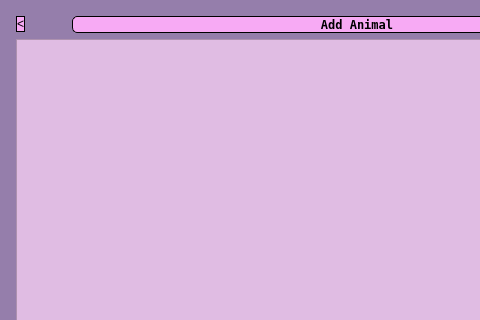
Before: the Qt Designer form app/mainwindow.ui in FarhoudFlair/Animal-Adoption-Center, drawn with Qt 5; both pictures show x 0 to 480 and y 0 to 320 of the 658 by 483 pixel window.
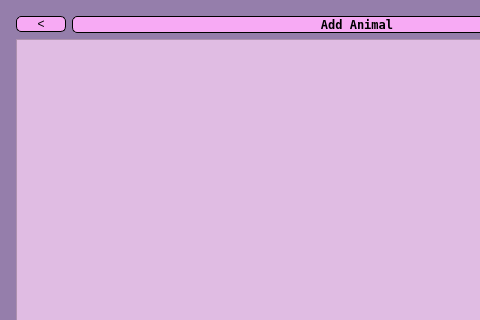
After: the same form once the commit is applied. The open tabs and pages were chosen to show the change.

Commit message: fixed back button, added macbar script

The edit to the form file:
```diff
--- a/app/mainwindow.ui
+++ b/app/mainwindow.ui
@@ -287,6 +287,12 @@
              <layout class="QHBoxLayout" name="horizontalLayout_8">
               <item alignment="Qt::AlignLeft">
                <widget class="QPushButton" name="animalBackButton">
+                <property name="minimumSize">
+                 <size>
+                  <width>50</width>
+                  <height>0</height>
+                 </size>
+                </property>
                 <property name="maximumSize">
                  <size>
                   <width>50</width>
```
Left out of the diff: 4 changed lines with no effect on the pictures. The commit also changes 1 other file.
